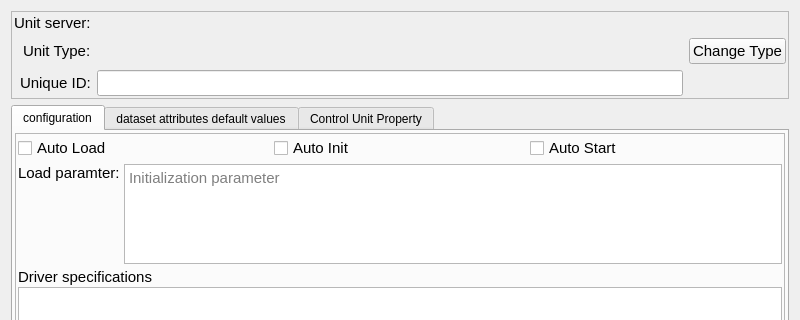
First picture: the form in ccs/node/control_unit/ControUnitInstanceEditor.ui, repository bisegni/chaosframework, before the edit; both pictures show x 0 to 800 and y 0 to 320 of the 800 by 560 pixel window.
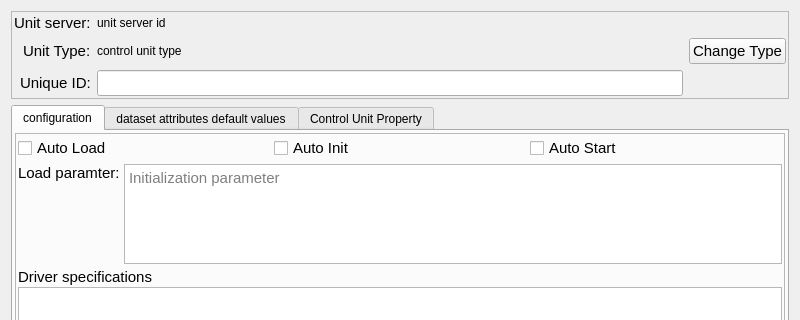
Second picture: the form after the edit.

Commit message: fix new node resulf visualization into node seach panel

The edit to the form file:
```diff
--- a/ccs/node/control_unit/ControUnitInstanceEditor.ui
+++ b/ccs/node/control_unit/ControUnitInstanceEditor.ui
@@ -73,38 +73,6 @@
           </property>
          </widget>
         </item>
-        <item row="0" column="2" alignment="Qt::AlignLeft|Qt::AlignVCenter">
-         <widget class="QLabel" name="labelUnitServerUID">
-          <property name="sizePolicy">
-           <sizepolicy hsizetype="Expanding" vsizetype="Minimum">
-            <horstretch>0</horstretch>
-            <verstretch>0</verstretch>
-           </sizepolicy>
-          </property>
-          <property name="minimumSize">
-           <size>
-            <width>203</width>
-            <height>13</height>
-           </size>
-          </property>
-          <property name="maximumSize">
-           <size>
-            <width>203</width>
-            <height>16777215</height>
-           </size>
-          </property>
-          <property name="font">
-           <font>
-            <pointsize>11</pointsize>
-            <weight>75</weight>
-            <bold>true</bold>
-           </font>
-          </property>
-          <property name="text">
-           <string/>
-          </property>
-         </widget>
-        </item>
         <item row="2" column="2" alignment="Qt::AlignVCenter">
          <widget class="QLineEdit" name="lineEditControlUnitUniqueID">
           <property name="font">
@@ -132,38 +100,6 @@
           </property>
          </widget>
         </item>
-        <item row="1" column="2">
-         <widget class="QLabel" name="labelControlUnitType">
-          <property name="sizePolicy">
-           <sizepolicy hsizetype="Expanding" vsizetype="Minimum">
-            <horstretch>0</horstretch>
-            <verstretch>0</verstretch>
-           </sizepolicy>
-          </property>
-          <property name="minimumSize">
-           <size>
-            <width>203</width>
-            <height>13</height>
-           </size>
-          </property>
-          <property name="maximumSize">
-           <size>
-            <width>203</width>
-            <height>20</height>
-           </size>
-          </property>
-          <property name="font">
-           <font>
-            <pointsize>11</pointsize>
-            <weight>75</weight>
-            <bold>true</bold>
-           </font>
-          </property>
-          <property name="text">
-           <string/>
-          </property>
-         </widget>
-        </item>
         <item row="1" column="3">
          <widget class="QPushButton" name="pushButtonChooseControlUnitType">
           <property name="sizePolicy">
@@ -182,6 +118,20 @@
           </property>
          </widget>
         </item>
+        <item row="0" column="2">
+         <widget class="QLabel" name="labelUnitServerUID">
+          <property name="text">
+           <string>unit server id</string>
+          </property>
+         </widget>
+        </item>
+        <item row="1" column="2">
+         <widget class="QLabel" name="labelControlUnitType">
+          <property name="text">
+           <string>control unit type</string>
+          </property>
+         </widget>
+        </item>
        </layout>
       </item>
      </layout>
```
Left out of the diff: 2 changed lines with no effect on the pictures. The commit also changes 5 other files.
